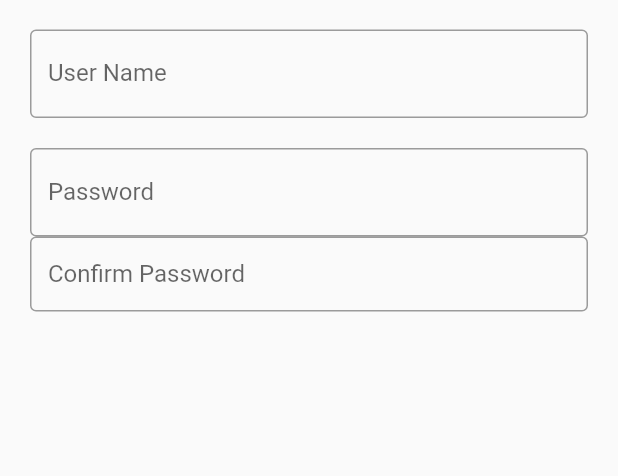
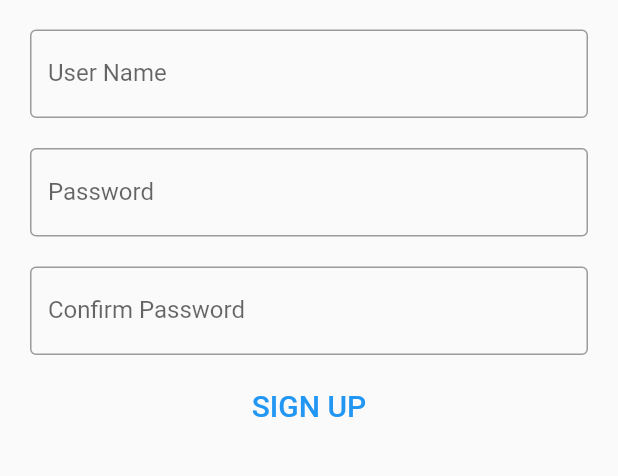
Before and after one commit to RoopMM/WeFit, a Flutter app: the LoginPage screen opened directly, after a tap on "Sign Up", on a phone screen of 412 x 824 dp, the part 167-643 px from its top. Run offline on Flutter 3.47's test engine with Material 2 defaults, Android fonts, the phone set to English and light mode, and no system bars.

Commit message:
added images folder, input validations for login and SignIn.dart classes

```diff
--- a/lib/LoginPage.dart
+++ b/lib/LoginPage.dart
@@ -1,5 +1,6 @@
 import 'package:flutter/material.dart';
 import 'package:group_project_1/SignIn.dart';
+
 
 
 class LoginPage extends StatefulWidget {
@@ -10,16 +11,20 @@ class LoginPage extends StatefulWidget {
 class _State extends State<LoginPage> {
   TextEditingController nameController = TextEditingController();
   TextEditingController passwordController = TextEditingController();
+  final formkey = GlobalKey<FormState>();
 
   @override
   Widget build(BuildContext context) {
     return Scaffold(
         appBar: AppBar(
-          title: Text('Login Screen App'),
+          title: Text('WE FIT'),
         ),
-        body: Padding(
+        body:
+        Padding(
             padding: EdgeInsets.all(10),
-            child: ListView(
+              child:Form(
+                key: formkey,
+              child: ListView(
               children: <Widget>[
                 Container(
                     alignment: Alignment.center,
@@ -33,33 +38,44 @@ class _State extends State<LoginPage> {
                     )),
                 Container(
                   padding: EdgeInsets.all(10),
-                  child: TextField(
+                  child: TextFormField(
+                    validator: (value){
+                      if (value==null||value.isEmpty) {
+                        return 'Required';
+                      }
+                      else {
+                        return null;
+                      }
+                    },
                     controller: nameController,
                     decoration: InputDecoration(
                       border: OutlineInputBorder(),
-                      labelText: 'User Name',
+                      labelText: 'User Name ',
                     ),
                   ),
                 ),
                 Container(
                   padding: EdgeInsets.fromLTRB(10, 10, 10, 0),
-                  child: TextField(
+                  child: TextFormField(
+                    validator: (value){
+                      if (value==null||value.isEmpty) {
+                        return 'Required';
+                      }
+                      else {
+                        return null;
+                      }
+                    },
                     obscureText: true,
                     controller: passwordController,
                     decoration: InputDecoration(
                       border: OutlineInputBorder(),
-                      labelText: 'Password',
+                      labelText: 'Password ',
                     ),
                   ),
                 ),
-                TextButton(
-                  onPressed: (){
-                    //forgot password screen
-                  },
-                  child: Text('Forgot Password'),
+                Text((''),
                 ),
                 Container(
-                    height: 50,
                     padding: EdgeInsets.fromLTRB(10, 0, 10, 0),
                     child: ElevatedButton(
                       child: Text('Login'),
@@ -68,10 +84,13 @@ class _State extends State<LoginPage> {
                         print(passwordController.text);
                       },
                     )),
+
+                //jashan code add here
+
                 Container(
                     child: Row(
                       children: <Widget>[
-                        Text('Does not have account?'),
+                        Text('Do not have an account?'),
                         TextButton(
                           child: Text(
                             'Sign Up',
@@ -87,8 +106,12 @@ class _State extends State<LoginPage> {
                         )
                       ],
                       mainAxisAlignment: MainAxisAlignment.center,
-                    ))
+                    )),
+
+              //jashan code add here
+
               ],
-            )));
+            )))
+    );
   }
 }
--- a/lib/SignIn.dart
+++ b/lib/SignIn.dart
@@ -9,7 +9,7 @@ class SignIn extends StatefulWidget {
 class _State extends State<SignIn> {
   TextEditingController nameController = TextEditingController();
   TextEditingController passwordController = TextEditingController();
-
+  final formkey = GlobalKey<FormState>();
   @override
   Widget build(BuildContext context) {
     return Scaffold(
@@ -18,6 +18,8 @@ class _State extends State<SignIn> {
         ),
         body: Padding(
             padding: EdgeInsets.all(10),
+            child:Form(
+            key: formkey,
             child: ListView(
               children: <Widget>[
                 Container(
@@ -32,7 +34,15 @@ class _State extends State<SignIn> {
                     )),
                 Container(
                   padding: EdgeInsets.all(10),
-                  child: TextField(
+                  child: TextFormField(
+                    validator: (value){
+                      if (value==null||value.isEmpty) {
+                        return 'Required';
+                      }
+                      else {
+                        return null;
+                      }
+                    },
                     controller: nameController,
                     decoration: InputDecoration(
                       border: OutlineInputBorder(),
@@ -41,8 +51,16 @@ class _State extends State<SignIn> {
                   ),
                 ),
                 Container(
-                  padding: EdgeInsets.fromLTRB(10, 10, 10, 0),
-                  child: TextField(
+                  padding: EdgeInsets.fromLTRB(10, 10, 10, 10),
+                  child: TextFormField(
+                    validator: (value){
+                      if (value==null||value.isEmpty) {
+                        return 'Required';
+                      }
+                      else {
+                        return null;
+                      }
+                    },
                     obscureText: true,
                     controller: passwordController,
                     decoration: InputDecoration(
@@ -52,9 +70,16 @@ class _State extends State<SignIn> {
                   ),
                 ),
                 Container(
-                    height: 50,
-                    padding: EdgeInsets.fromLTRB(10, 0, 10, 0),
-                      child: TextField(
+                    padding: EdgeInsets.fromLTRB(10, 10, 10, 10),
+                      child: TextFormField(
+                        validator: (value){
+                          if (value==null||value.isEmpty) {
+                            return 'Required';
+                          }
+                          else {
+                            return null;
+                          }
+                        },
                         obscureText: true,
                           controller: passwordController,
                           decoration: InputDecoration(
@@ -63,7 +88,29 @@ class _State extends State<SignIn> {
                       ),
                     )
                 ),
+                Container(
+                    child: Row(
+                      children: <Widget>[
+                        TextButton(
+                          child: Text(
+                            'SIGN UP',
+                            style: TextStyle(fontSize: 20),
+                          ),
+                          onPressed: () {
+                            //signup screen
+                            if(formkey.currentState.validate()){
+
+                            }
+                            else{
+                              return null;
+                            }
+                          },
+                        )
+                      ],
+                      mainAxisAlignment: MainAxisAlignment.center,
+                    ))
               ],
-            )));
+            )))
+    );
   }
 }
--- a/pubspec.yaml
+++ b/pubspec.yaml
@@ -24,8 +24,10 @@ dependencies:
   flutter:
     sdk: flutter
   url_launcher: ^5.1.2    # Good, any 5.4.x version where x >= 0 works.
-  firebase_core: "^0.7.0"
-  cloud_firestore: "^0.16.0+1"
+#  geolocator: ^7.0.3
+  location: ^3.0.0
+#  firebase_core: "^0.7.0"
+#  cloud_firestore: "^0.16.0+1"
  # image_picker: '5.4.3'
 
   # The following adds the Cupertino Icons font to your application.
```
Also changed, not shown: lib/main.dart (+6 -2 lines), images/about.jpeg (deleted), images/run.jpeg (added), images/yoga.jpeg (added), images/zumba.jpeg (added), pubspec.lock, 6 other files.
